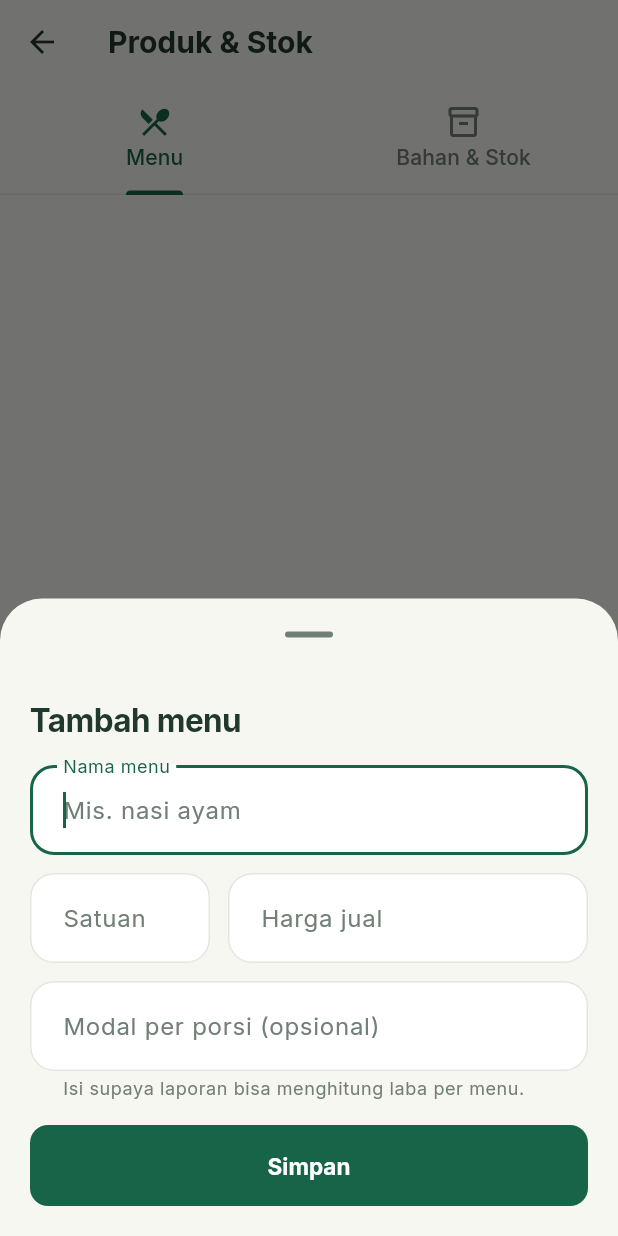
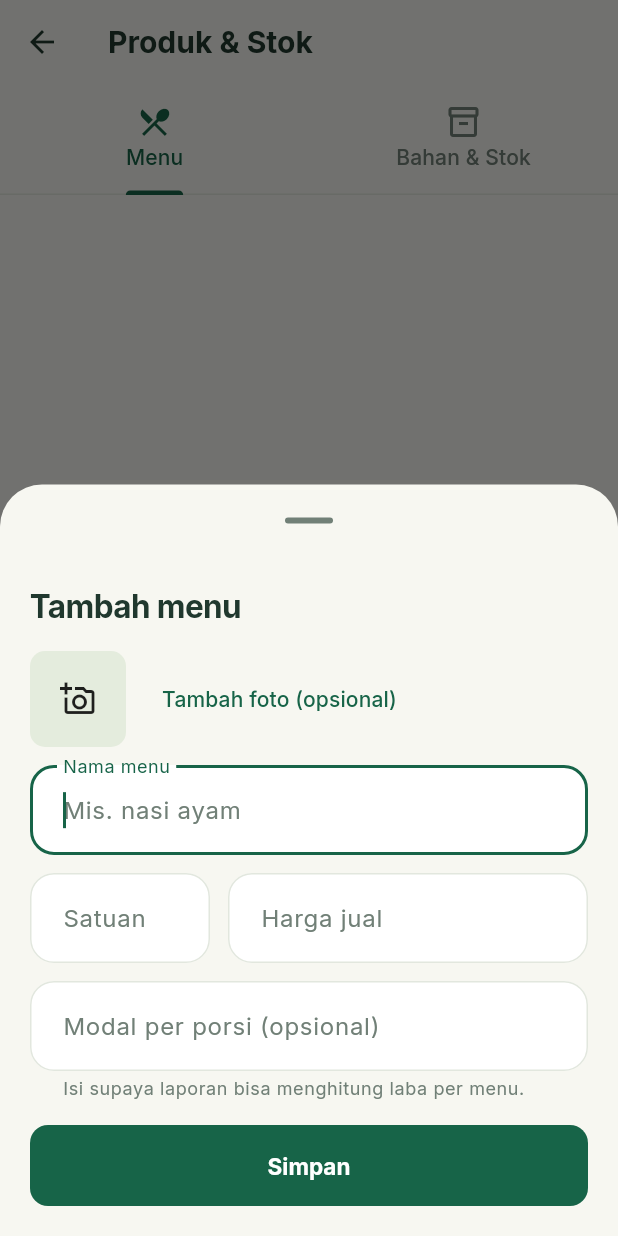
Before and after one commit to sellebeww/Smart-Toko, a Flutter app: the CatalogScreen screen opened directly, after a tap on "Tambah", on a phone screen of 412 x 824 dp. Run offline on Flutter 3.47's test engine with Material 3 defaults, Android fonts, the phone set to English and light mode, and no system bars; our stand-ins replace connectivity_plus, flutter_local_notifications, flutter_riverpod, flutter_svg, flutter_timezone, image_picker and 7 more; missing offline and left inert: excel; accounts and stored records are empty; network calls fail.

Commit message:
Foto barang (disimpan di HP ini)
- Skema v9: products.photo_path; ambil dari kamera/galeri di form barang,
  diperkecil ke 800 px, disalin ke folder aplikasi
- Thumbnail di daftar menu dan bahan
- Path foto tidak ikut sinkron maupun cadangan, dan data dari HP lain tidak
  menimpa foto lokal (localOnlyColumns)
- Teks izin kamera/galeri iOS dan komentar izin Android diperbarui

```diff
--- a/lib/core/db/dao/product_dao.dart
+++ b/lib/core/db/dao/product_dao.dart
@@ -40,6 +40,9 @@ class ProductRecord {
 
   /// Modal per satuan (HPP) untuk menu. Null = belum diisi.
   final int? costPrice;
+
+  /// Berkas foto di HP ini, bila ada.
+  final String? photoPath;
   final bool archived;
   final DateTime createdAt;
   final DateTime updatedAt;
@@ -56,6 +59,7 @@ class ProductRecord {
     this.defaultPrice,
     this.lowStockThreshold,
     this.costPrice,
+    this.photoPath,
   });
 
   /// Untung per satuan bila harga jual dan modal sama-sama diketahui.
@@ -83,6 +87,7 @@ class ProductRecord {
     defaultPrice: (row['default_price'] as num?)?.toInt(),
     lowStockThreshold: (row['low_stock_threshold'] as num?)?.toInt(),
     costPrice: (row['cost_price'] as num?)?.toInt(),
+    photoPath: row['photo_path'] as String?,
     archived: (row['archived']! as num) != 0,
     createdAt: DateTime.fromMillisecondsSinceEpoch(
       (row['created_at']! as num).toInt(),
@@ -315,6 +320,17 @@ class ProductDao {
     [cost, productId],
   );
 
+  /// Foto hanya untuk HP ini, jadi tidak mengubah updated_at: tidak ada yang
+  /// perlu dicadangkan atau disinkronkan.
+  Future<void> setPhoto(String id, String? path) async {
+    await db.update(
+      'products',
+      {'photo_path': path},
+      where: 'id = ?',
+      whereArgs: [id],
+    );
+  }
+
   Future<void> setArchived(String id, {required bool archived}) async {
     await db.update(
       'products',
--- a/lib/core/db/migrations.dart
+++ b/lib/core/db/migrations.dart
@@ -7,7 +7,7 @@ library;
 
 import 'package:sqflite/sqflite.dart';
 
-const int schemaVersion = 8;
+const int schemaVersion = 9;
 
 class Migration {
   final int version;
@@ -432,4 +432,7 @@ const List<Migration> migrations = [
     END
     ''',
   ]),
+  // Foto barang: berkas di penyimpanan aplikasi HP ini saja. Tidak ikut
+  // sinkronisasi maupun cadangan (lihat localOnlyColumns).
+  Migration(9, ['ALTER TABLE products ADD COLUMN photo_path TEXT']),
 ];
--- a/lib/features/backup/backup_service.dart
+++ b/lib/features/backup/backup_service.dart
@@ -158,7 +158,11 @@ class BackupService {
               [storeId],
             )
           : await db.query(table, where: 'store_id = ?', whereArgs: [storeId]);
-      tables[table] = rows;
+      // Path foto hanya berlaku di HP ini; berkasnya tidak ikut dicadangkan.
+      tables[table] = [
+        for (final row in rows)
+          Map<String, Object?>.of(row)..remove('photo_path'),
+      ];
     }
     return payloadBuilder.build({
       'format': backupFormat,
--- a/lib/features/catalog/catalog_providers.dart
+++ b/lib/features/catalog/catalog_providers.dart
@@ -1,5 +1,7 @@
 /// Provider katalog menu/bahan beserta stok.
 library;
+
+import 'product_photo_store.dart';
 
 import 'package:flutter_riverpod/flutter_riverpod.dart';
 
@@ -43,3 +45,7 @@ final lowStockProvider = FutureProvider.autoDispose<List<ProductWithStock>>((
   return all.where((p) => p.isLow).toList()
     ..sort((a, b) => a.stock.compareTo(b.stock));
 });
+
+final productPhotoStoreProvider = Provider<ProductPhotoStore>(
+  (ref) => ProductPhotoStore(),
+);
--- a/lib/features/catalog/ui/product_form_sheet.dart
+++ b/lib/features/catalog/ui/product_form_sheet.dart
@@ -1,5 +1,12 @@
 /// Form tambah/ubah menu atau bahan.
 library;
+
+import 'product_thumb.dart';
+import '../catalog_providers.dart';
+
+import 'package:image_picker/image_picker.dart';
+
+import 'dart:io';
 
 import 'package:flutter/material.dart';
 import 'package:flutter_riverpod/flutter_riverpod.dart';
@@ -50,6 +57,10 @@ class _ProductFormState extends ConsumerState<_ProductForm> {
   );
   bool _saving = false;
   String? _error;
+
+  /// Foto baru yang belum disimpan, atau permintaan menghapus foto lama.
+  File? _newPhoto;
+  bool _removePhoto = false;
 
   bool get _isBahan => widget.kind == ProductKind.bahan;
 
@@ -108,6 +119,7 @@ class _ProductFormState extends ConsumerState<_ProductForm> {
         now: now,
         costPrice: _isBahan ? product.costPrice : parseRupiahInput(_cost.text),
       );
+      await _savePhoto(product);
       ref.read(dataRevisionProvider.notifier).bump();
       navigator.pop();
     } on DuplicateProductNameException catch (e) {
@@ -122,6 +134,63 @@ class _ProductFormState extends ConsumerState<_ProductForm> {
           _saving = false;
           _error = 'Belum tersimpan. Coba lagi.';
         });
+      }
+    }
+  }
+
+  Future<void> _savePhoto(ProductRecord product) async {
+    final photos = ref.read(productPhotoStoreProvider);
+    final dao = ref.read(productDaoProvider);
+    final old = widget.existing?.photoPath;
+    if (_newPhoto != null) {
+      final path = await photos.adopt(_newPhoto!, product.id);
+      await dao.setPhoto(product.id, path);
+      await photos.delete(old);
+    } else if (_removePhoto) {
+      await dao.setPhoto(product.id, null);
+      await photos.delete(old);
+    }
+  }
+
+  Future<void> _pickPhoto() async {
+    final source = await showModalBottomSheet<ImageSource>(
+      context: context,
+      builder: (context) => SafeArea(
+        child: Column(
+          mainAxisSize: MainAxisSize.min,
+          children: [
+            ListTile(
+              leading: const Icon(Icons.photo_camera_outlined),
+              title: const Text('Ambil foto'),
+              onTap: () => Navigator.of(context).pop(ImageSource.camera),
+            ),
+            ListTile(
+              leading: const Icon(Icons.photo_library_outlined),
+              title: const Text('Pilih dari galeri'),
+              onTap: () => Navigator.of(context).pop(ImageSource.gallery),
+            ),
+          ],
+        ),
+      ),
+    );
+    if (source == null) return;
+    try {
+      // Diperkecil: cukup untuk daftar menu, hemat ruang HP.
+      final picked = await ImagePicker().pickImage(
+        source: source,
+        maxWidth: 800,
+        imageQuality: 75,
+      );
+      if (picked == null || !mounted) return;
+      setState(() {
+        _newPhoto = File(picked.path);
+        _removePhoto = false;
+      });
+    } catch (_) {
+      if (mounted) {
+        setState(
+          () => _error = 'Foto belum bisa diambil. Periksa izin kamera.',
+        );
       }
     }
   }
@@ -185,6 +254,18 @@ class _ProductFormState extends ConsumerState<_ProductForm> {
               style: Theme.of(context).textTheme.titleLarge,
             ),
             const SizedBox(height: 16),
+            _PhotoRow(
+              newPhoto: _newPhoto,
+              existingPath: _removePhoto ? null : widget.existing?.photoPath,
+              onPick: _saving ? null : _pickPhoto,
+              onRemove: _saving
+                  ? null
+                  : () => setState(() {
+                      _newPhoto = null;
+                      _removePhoto = true;
+                    }),
+            ),
+            const SizedBox(height: 12),
             TextFormField(
               controller: _name,
               autofocus: !isEdit,
@@ -284,3 +365,66 @@ class _ProductFormState extends ConsumerState<_ProductForm> {
     );
   }
 }
+
+class _PhotoRow extends StatelessWidget {
+  final File? newPhoto;
+  final String? existingPath;
+  final VoidCallback? onPick;
+  final VoidCallback? onRemove;
+
+  const _PhotoRow({
+    required this.newPhoto,
+    required this.existingPath,
+    required this.onPick,
+    required this.onRemove,
+  });
+
+  @override
+  Widget build(BuildContext context) {
+    final placeholder = Container(
+      width: 64,
+      height: 64,
+      decoration: BoxDecoration(
+        color: Theme.of(context).colorScheme.surfaceContainerHighest,
+        borderRadius: BorderRadius.circular(10),
+      ),
+      child: const Icon(Icons.add_a_photo_outlined),
+    );
+    final preview = newPhoto != null
+        ? ClipRRect(
+            borderRadius: BorderRadius.circular(10),
+            child: Image.file(
+              newPhoto!,
+              width: 64,
+              height: 64,
+              fit: BoxFit.cover,
+            ),
+          )
+        : ProductThumb(path: existingPath, size: 64, fallback: placeholder);
+    final hasPhoto =
+        newPhoto != null ||
+        (existingPath != null && File(existingPath!).existsSync());
+    return Row(
+      children: [
+        InkWell(onTap: onPick, child: preview),
+        const SizedBox(width: 12),
+        Expanded(
+          child: Column(
+            crossAxisAlignment: CrossAxisAlignment.start,
+            children: [
+              TextButton(
+                onPressed: onPick,
+                child: Text(hasPhoto ? 'Ganti foto' : 'Tambah foto (opsional)'),
+              ),
+              if (hasPhoto)
+                TextButton(
+                  onPressed: onRemove,
+                  child: const Text('Hapus foto'),
+                ),
+            ],
+          ),
+        ),
+      ],
+    );
+  }
+}
--- /dev/null
+++ b/lib/features/catalog/ui/product_thumb.dart
@@ -0,0 +1,39 @@
+/// Foto kecil barang, atau [fallback] bila tidak ada fotonya di HP ini.
+library;
+
+import 'dart:io';
+
+import 'package:flutter/material.dart';
+
+class ProductThumb extends StatelessWidget {
+  final String? path;
+  final double size;
+  final Widget fallback;
+
+  const ProductThumb({
+    super.key,
+    required this.path,
+    this.size = 44,
+    this.fallback = const SizedBox.shrink(),
+  });
+
+  @override
+  Widget build(BuildContext context) {
+    final p = path;
+    // Foto dari HP lain tidak pernah ikut sinkron, jadi path bisa saja
+    // kosong atau berkasnya sudah dihapus.
+    if (p == null || !File(p).existsSync()) return fallback;
+    final ratio = MediaQuery.devicePixelRatioOf(context);
+    return ClipRRect(
+      borderRadius: BorderRadius.circular(10),
+      child: Image.file(
+        File(p),
+        width: size,
+        height: size,
+        fit: BoxFit.cover,
+        cacheWidth: (size * ratio).round(),
+        errorBuilder: (_, _, _) => fallback,
+      ),
+    );
+  }
+}
```
Also changed, not shown: lib/features/catalog/product_photo_store.dart (added, +50 -0 lines), lib/features/catalog/ui/catalog_screen.dart (+8 -3 lines), lib/features/sync/sync_engine.dart (+8 -2 lines), 3 other files.
